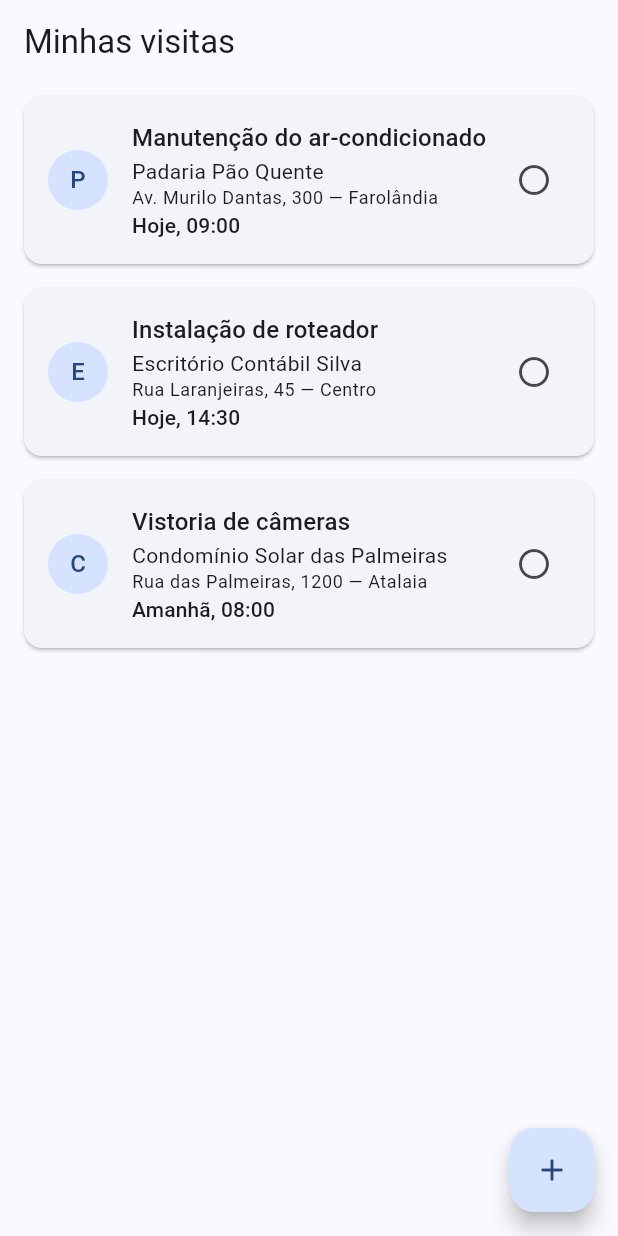
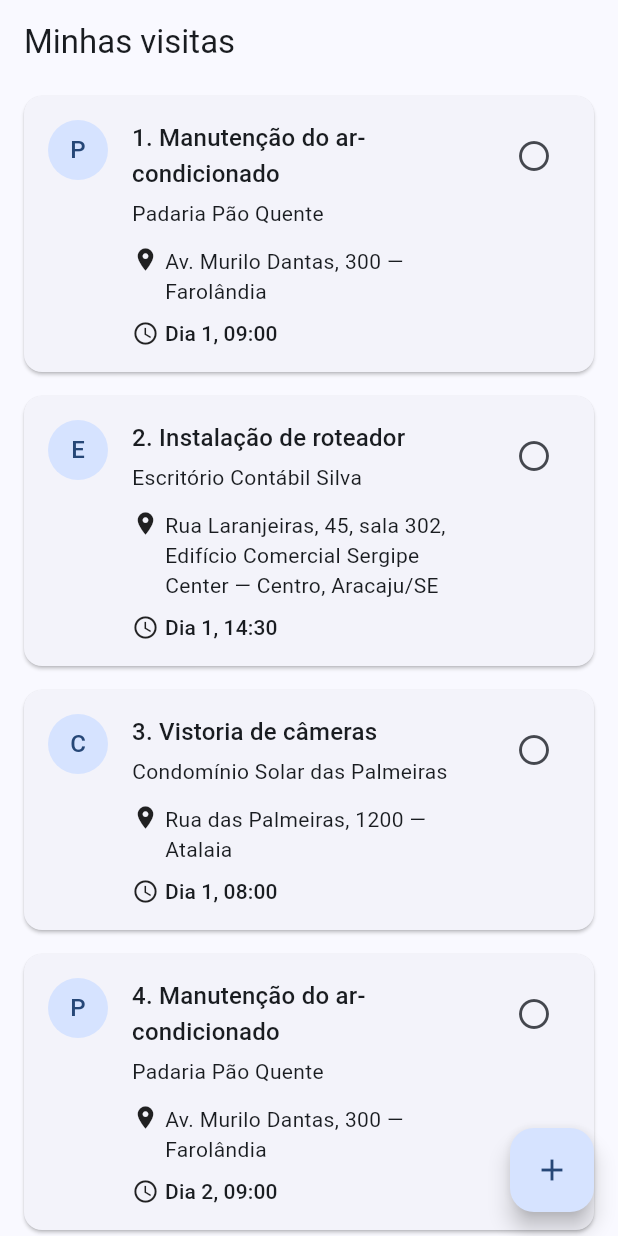
Before and after one commit to arthurluna05/checkpoint, a Flutter app: the screen it shows after launch, on a phone screen of 412 x 824 dp. Run offline on Flutter 3.47's test engine with Material 3 defaults, Android fonts, the phone set to English and light mode, and no system bars.

Commit message:
finish lab

```diff
--- a/lib/ui/visitas/visitas_page.dart
+++ b/lib/ui/visitas/visitas_page.dart
@@ -1,6 +1,26 @@
 import 'package:flutter/material.dart';
 
 import '../widgets/visita_card.dart';
+
+const _titulos = [
+  'Manutenção do ar-condicionado',
+  'Instalação de roteador',
+  'Vistoria de câmeras',
+];
+
+const _clientes = [
+  'Padaria Pão Quente',
+  'Escritório Contábil Silva',
+  'Condomínio Solar das Palmeiras',
+];
+
+const _enderecos = [
+  'Av. Murilo Dantas, 300 — Farolândia',
+  'Rua Laranjeiras, 45, sala 302, Edifício Comercial Sergipe Center — Centro, Aracaju/SE',
+  'Rua das Palmeiras, 1200 — Atalaia',
+];
+
+const _horarios = ['09:00', '14:30', '08:00'];
 
 class VisitasPage extends StatelessWidget {
   const VisitasPage({super.key});
@@ -9,27 +29,18 @@ class VisitasPage extends StatelessWidget {
   Widget build(BuildContext context) {
     return Scaffold(
       appBar: AppBar(title: const Text('Minhas visitas')),
-      body: ListView(
-        children: const [
-          VisitaCard(
-            titulo: 'Manutenção do ar-condicionado',
-            cliente: 'Padaria Pão Quente',
-            endereco: 'Av. Murilo Dantas, 300 — Farolândia',
-            horario: 'Hoje, 09:00',
-          ),
-          VisitaCard(
-            titulo: 'Instalação de roteador',
-            cliente: 'Escritório Contábil Silva',
-            endereco: 'Rua Laranjeiras, 45 — Centro',
-            horario: 'Hoje, 14:30',
-          ),
-          VisitaCard(
-            titulo: 'Vistoria de câmeras',
-            cliente: 'Condomínio Solar das Palmeiras',
-            endereco: 'Rua das Palmeiras, 1200 — Atalaia',
-            horario: 'Amanhã, 08:00',
-          ),
-        ],
+      body: ListView.builder(
+        itemCount: 200,
+        itemBuilder: (context, index) {
+          final i = index % 3;
+
+          return VisitaCard(
+            titulo: '${index + 1}. ${_titulos[i]}',
+            cliente: _clientes[i],
+            endereco: _enderecos[i],
+            horario: 'Dia ${index ~/ 3 + 1}, ${_horarios[i]}',
+          );
+        },
       ),
       floatingActionButton: FloatingActionButton(
         onPressed: () {
--- a/lib/ui/widgets/visita_card.dart
+++ b/lib/ui/widgets/visita_card.dart
@@ -25,6 +25,7 @@ class _VisitaCardState extends State<VisitaCard> {
     setState(() {
       _concluida = !_concluida;
     });
+
     debugPrint('VisitaCard "${widget.titulo}" → concluída = $_concluida');
   }
 
@@ -37,7 +38,9 @@ class _VisitaCardState extends State<VisitaCard> {
       child: Padding(
         padding: const EdgeInsets.all(16),
         child: Row(
+          crossAxisAlignment: CrossAxisAlignment.start,
           children: [
+            // Avatar com a inicial do cliente
             CircleAvatar(
               child: Text(
                 widget.cliente.isNotEmpty
@@ -45,18 +48,56 @@ class _VisitaCardState extends State<VisitaCard> {
                     : '?',
               ),
             ),
+
             const SizedBox(width: 16),
+
+            // Informações da visita
             Expanded(
               child: Column(
                 crossAxisAlignment: CrossAxisAlignment.start,
                 children: [
+                  // Título
                   Text(widget.titulo, style: tema.textTheme.titleMedium),
+
+                  const SizedBox(height: 4),
+
+                  // Nome do cliente
                   Text(widget.cliente),
-                  Text(widget.endereco, style: tema.textTheme.bodySmall),
-                  Text(widget.horario, style: tema.textTheme.labelLarge),
+
+                  const SizedBox(height: 12),
+
+                  // Endereço
+                  Row(
+                    crossAxisAlignment: CrossAxisAlignment.start,
+                    children: [
+                      const Icon(Icons.location_on, size: 18),
+                      const SizedBox(width: 4),
+                      Expanded(child: Text(widget.endereco, softWrap: true)),
+                    ],
+                  ),
+
+                  const SizedBox(height: 8),
+
+                  // Horário
+                  Row(
+                    children: [
+                      const Icon(Icons.access_time, size: 18),
+                      const SizedBox(width: 4),
+                      Expanded(
+                        child: Text(
+                          widget.horario,
+                          style: tema.textTheme.labelLarge,
+                        ),
+                      ),
+                    ],
+                  ),
                 ],
               ),
             ),
+
+            const SizedBox(width: 8),
+
+            // Botão para concluir ou reabrir a visita
             IconButton(
               onPressed: _alternarConcluida,
               tooltip: _concluida
```
